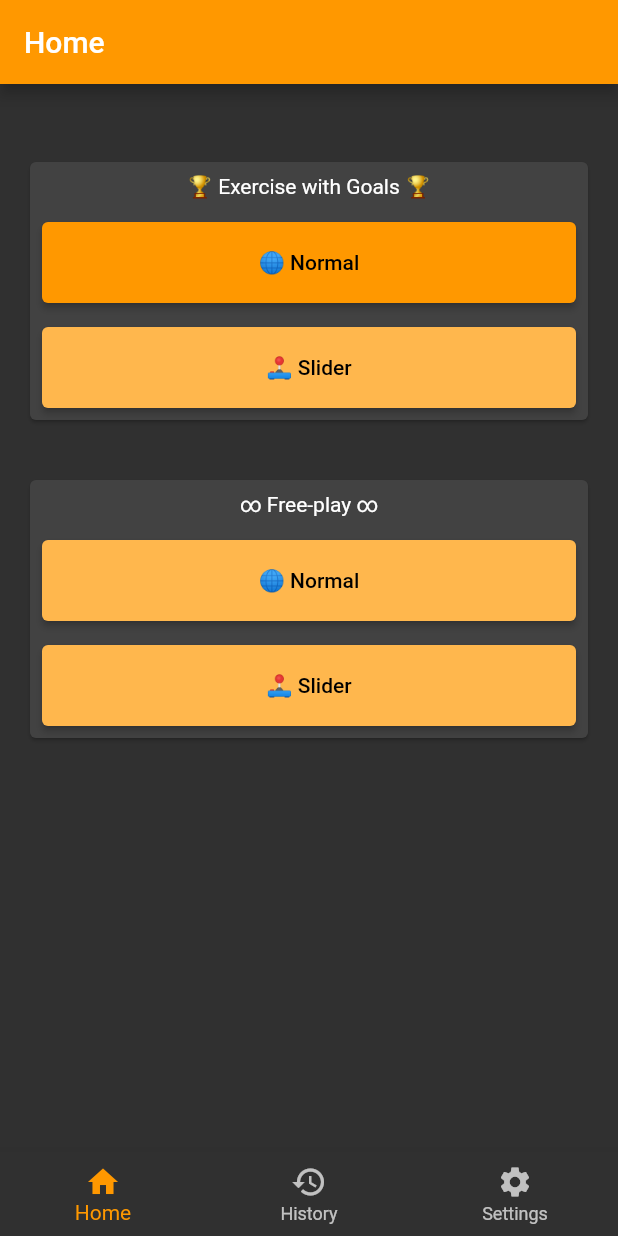
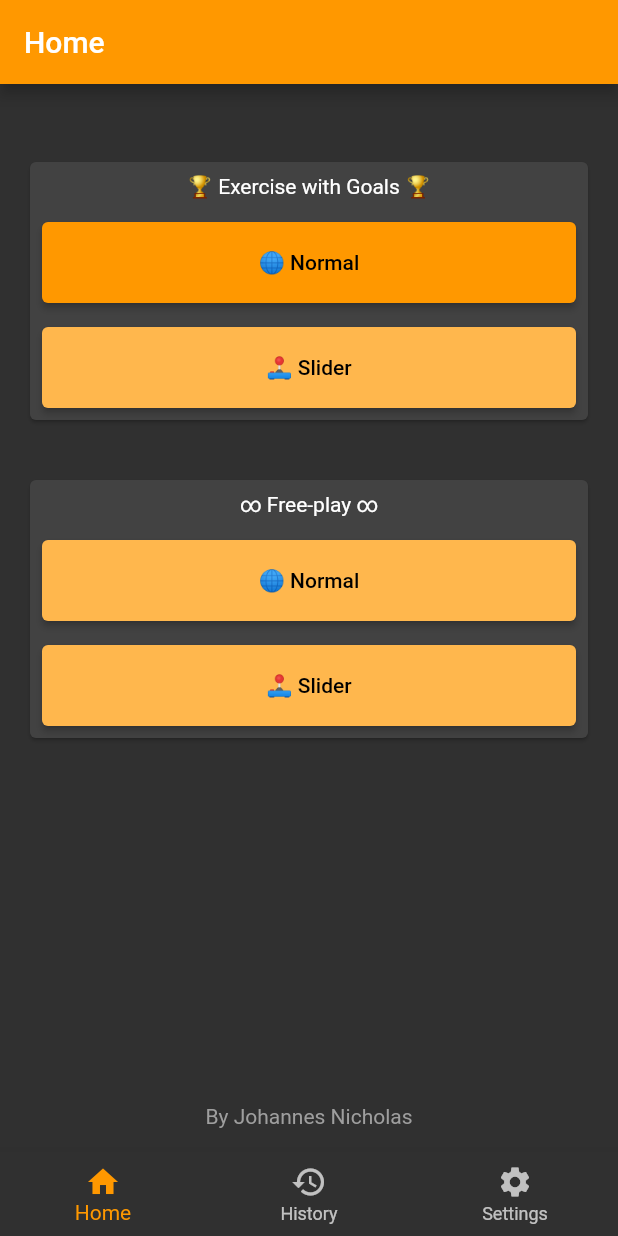
Before and after one commit to JohannesNicholas/stroke_rehab_flutter, a Flutter app: the screen it shows after launch, on a phone screen of 412 x 824 dp. Run offline on Flutter 3.47's test engine with Material 2 defaults, Android fonts, the phone set to English and light mode, and no system bars; our stand-ins replace cloud_firestore, firebase_core, image_picker, share_plus; accounts and stored records are empty.

Commit message:
DONE! (added signature)

```diff
--- a/lib/home_page.dart
+++ b/lib/home_page.dart
@@ -19,6 +19,8 @@ class HomePage extends StatelessWidget {
         child: Padding(
       padding: const EdgeInsets.all(16),
       child: Column(
+        children: [
+          Column(
             children: [
               Padding(
                 padding: const EdgeInsets.only(top: 32),
@@ -47,7 +49,7 @@ class HomePage extends StatelessWidget {
                                               freePlay: false,
                                             )));
                               })),
-                          child: Text(
+                              child: const Text(
                                 Strings.normalGameTitle,
                                 style: TextStyle(color: Colors.black),
                               ),
@@ -67,12 +69,13 @@ class HomePage extends StatelessWidget {
                                               freePlay: false,
                                             )));
                               })),
-                          child: Text(
+                              child: const Text(
                                 Strings.sliderGameTitle,
                                 style: TextStyle(color: Colors.black),
                               ),
                               style: ButtonStyle(
-                            backgroundColor: MaterialStateProperty.all<Color>(
+                                backgroundColor:
+                                    MaterialStateProperty.all<Color>(
                                         Colors.orange[300] ?? Colors.orange),
                               ),
                             ),
@@ -116,7 +119,8 @@ class HomePage extends StatelessWidget {
                                 style: TextStyle(color: Colors.black),
                               ),
                               style: ButtonStyle(
-                            backgroundColor: MaterialStateProperty.all<Color>(
+                                backgroundColor:
+                                    MaterialStateProperty.all<Color>(
                                         Colors.orange[300] ?? Colors.orange),
                               ),
                             ),
@@ -135,12 +139,13 @@ class HomePage extends StatelessWidget {
                                               freePlay: true,
                                             )));
                               })),
-                          child: Text(
+                              child: const Text(
                                 Strings.sliderGameTitle,
                                 style: TextStyle(color: Colors.black),
                               ),
                               style: ButtonStyle(
-                            backgroundColor: MaterialStateProperty.all<Color>(
+                                backgroundColor:
+                                    MaterialStateProperty.all<Color>(
                                         Colors.orange[300] ?? Colors.orange),
                               ),
                             ),
@@ -155,6 +160,15 @@ class HomePage extends StatelessWidget {
             ],
             mainAxisAlignment: MainAxisAlignment.start,
           ),
+          const Center(
+            child: Text(
+              "By Johannes Nicholas",
+              style: TextStyle(color: Colors.grey),
+            ),
+          )
+        ],
+        mainAxisAlignment: MainAxisAlignment.spaceBetween,
+      ),
     ));
   }
 }
```
Lines whose indentation alone changed are shown as unchanged.
